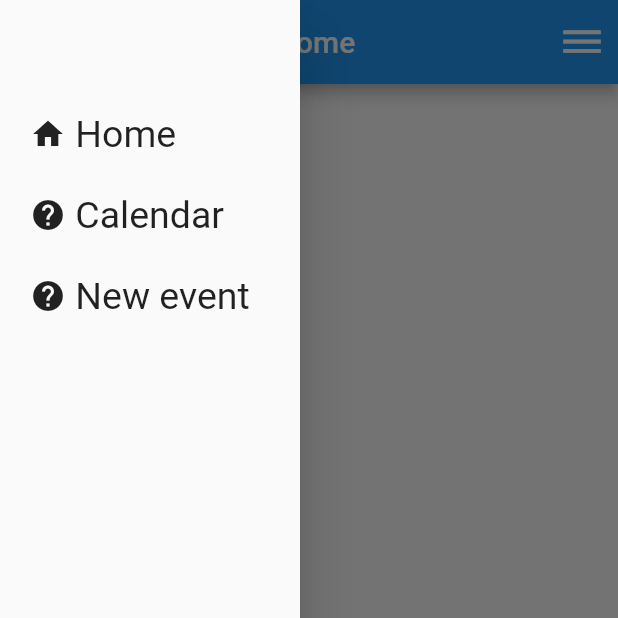
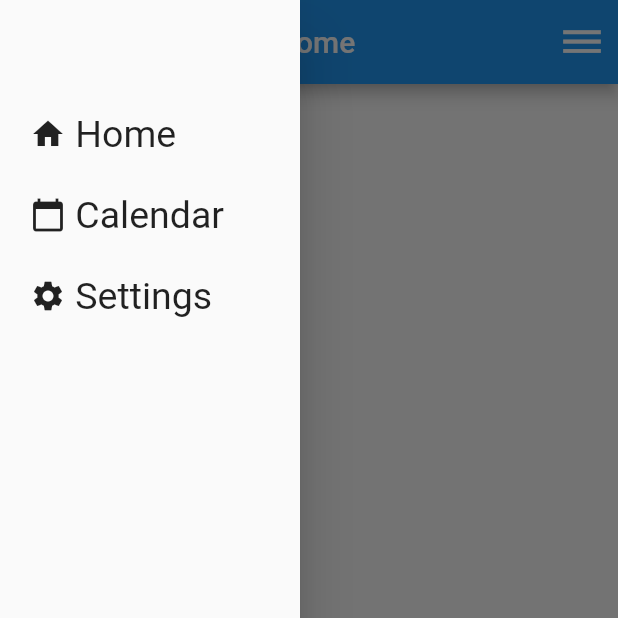
Before and after one commit to ValdemarGr/time-manager, a Flutter app: the screen it shows after launch, with the side drawer open, on a phone screen of 412 x 824 dp, the top half of it. Run offline on Flutter 3.47's test engine with Material 2 defaults, Android fonts, the phone set to English and light mode, and no system bars.

Commit message:
MORE CHANGES

```diff
--- a/mobile/lib/config/themes.dart
+++ b/mobile/lib/config/themes.dart
@@ -1,14 +1,16 @@
 
 import 'package:flutter/material.dart';
-import 'package:timemanager/util/tuple.dart';
 
 class MyThemeData {
-    final ThemeData themeData;
-
+  final ThemeData themeData;
+  final Color innerCalendarBorderColor;
+  final Color outerCalendarBorderColor;
 
   MyThemeData({
     @required
     this.themeData,
+    this.innerCalendarBorderColor,
+    this.outerCalendarBorderColor
   });
 }
 
@@ -18,6 +20,8 @@ class Themes {
   static MyThemeData defaultTheme(BuildContext context) {
     return MyThemeData(
       themeData: Theme.of(context),
+      innerCalendarBorderColor: Colors.grey,
+      outerCalendarBorderColor: Colors.blueAccent
     );
   }
 }
--- /dev/null
+++ b/mobile/lib/templates/drawer_button.dart
@@ -0,0 +1,46 @@
+
+import 'package:flutter/material.dart';
+
+import 'package:timemanager/templates/page_template.dart';
+import 'package:timemanager/drawer/drawer_entry.dart';
+
+import 'package:timemanager/templates/fast_left_slide_page_animation.dart';
+
+class DrawerButton extends StatelessWidget {
+  final double leftMargin;
+  final double topMargin;
+  final Widget page;
+  final String title;
+  final Widget icon;
+
+  DrawerButton({
+    @required
+    this.leftMargin,
+    @required
+    this.topMargin,
+    @required
+    this.page,
+    @required
+    this.title,
+    @required
+    this.icon
+  });
+
+  @override
+  Widget build(BuildContext context) {
+    return new Container(
+      margin: EdgeInsets.only(left: leftMargin, top: topMargin),
+      child: new DrawerEntry(
+        tapHandle: () {
+          Navigator.pop(context);
+          Navigator.push(
+            context,
+            FastLeftSlidePageAnimation(builder: (context) => PageTemplate(pageTitle: title, page: page))
+          );
+        },
+        icon: icon,
+        text: ' $title'
+      )
+    );
+  }
+}
--- a/mobile/lib/templates/page_template.dart
+++ b/mobile/lib/templates/page_template.dart
@@ -3,11 +3,11 @@ import 'package:flutter/material.dart';
 
 import 'package:timemanager/config/themes.dart';
 
-import 'package:timemanager/drawer/drawer_entry.dart';
 import 'package:timemanager/pages/home.dart';
 import 'package:timemanager/pages/calendar.dart';
+import 'package:timemanager/pages/settings.dart';
 
-import 'package:timemanager/templates/fast_left_slide_page_animation.dart';
+import 'package:timemanager/templates/drawer_button.dart';
 
 class PageTemplate extends StatelessWidget {
   final String pageTitle;
@@ -34,46 +34,13 @@ class PageTemplate extends StatelessWidget {
         child: new Drawer(
           child: new ListView(
             children: <Widget>[
-              new Container(margin: EdgeInsets.only(top: 50.0),),
+              new Container(margin: EdgeInsets.only(top: 50.0)),
 
-              new Container(
-                margin: EdgeInsets.only(left: leftMargin, top: topMargin),
-                child: new DrawerEntry(
-                  tapHandle: () {
-                    Navigator.pop(context);
-                    Navigator.push(
-                      context,
-                      MaterialPageRoute(builder: (context) => PageTemplate(pageTitle: 'Home', page: HomePage()))
-                    );
-                  },
-                  icon: Icon(Icons.home),
-                  text: ' Home'
-                )
-              ),
+              new DrawerButton(leftMargin: leftMargin, topMargin: topMargin, page: HomePage(), title: 'Home', icon: Icon(Icons.home)),
 
-              new Container(
-                margin: EdgeInsets.only(left: leftMargin, top: topMargin),
-                child: new DrawerEntry(
-                  tapHandle: () {
-                    Navigator.pop(context);
-                    Navigator.push(
-                      context,
-                      MaterialPageRoute(builder: (context) => PageTemplate(pageTitle: 'Calendar', page: CalendarPage()))
-                    );
-                  },
-                  icon: Icon(Icons.help),
-                  text: ' Calendar'
-                )
-              ),
+              new DrawerButton(leftMargin: leftMargin, topMargin: topMargin, page: CalendarPage(), title: 'Calendar', icon: Icon(Icons.calendar_today)),
 
-              new Container(
-                margin: EdgeInsets.only(left: leftMargin, top: topMargin),
-                child: new DrawerEntry(
-                  tapHandle: () => print('new event!'),
-                  icon: Icon(Icons.help),
-                  text: ' New event'
-                )
-              ),
+              new DrawerButton(leftMargin: leftMargin, topMargin: topMargin, page: SettingsPage(), title: 'Settings', icon: Icon(Icons.settings)),
 
             ],
           )
```
Also changed, not shown: mobile/lib/calendar/calc/static_utility.dart (added, +9 -0 lines), mobile/lib/calendar/time_entry.dart (added, +37 -0 lines), mobile/lib/calendar/time_entry_data.dart (added, +8 -0 lines), mobile/lib/config/page_buttons.dart (deleted, +0 -15 lines), mobile/lib/config/statics.dart (added, +8 -0 lines), mobile/lib/pages/calendar.dart (+43 -1 lines), mobile/lib/pages/calendar_date.dart (added, +41 -0 lines), mobile/lib/pages/settings.dart (added, +9 -0 lines), mobile/lib/provider/calendar_data_provider_c.dart (added, +8 -0 lines), mobile/lib/templates/fast_left_slide_page_animation.dart (+20 -25 lines), mobile/lib/testing/testing_data_provider.dart (added, +25 -0 lines), mobile/lib/util/tuple.dart (deleted, +0 -12 lines).
